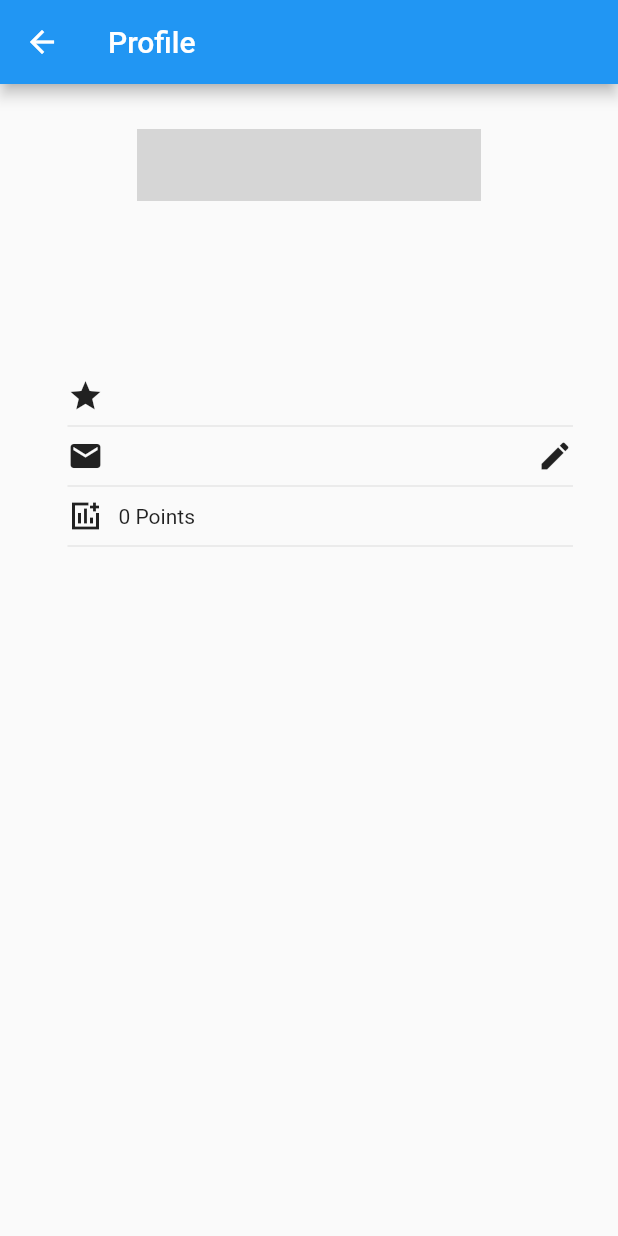
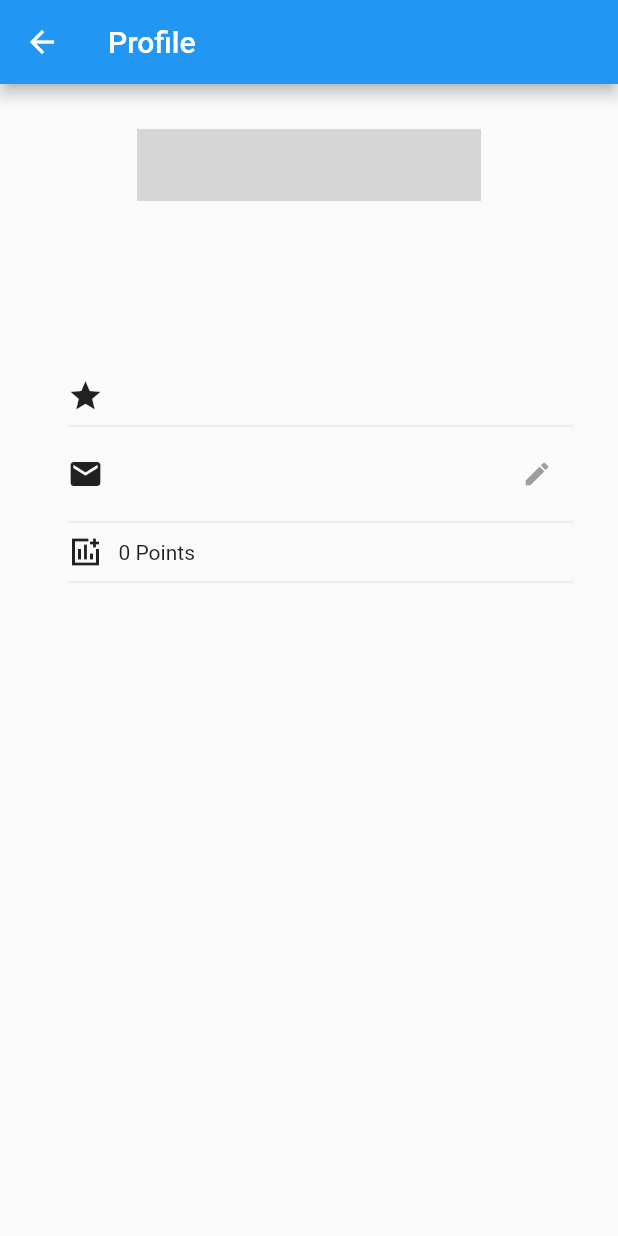
Before and after one commit to ialexies/bloc_firebase_auth_firestore_vgv, a Flutter app: the ProfilePage screen opened directly, on a phone screen of 412 x 824 dp. Run offline on Flutter 3.47's test engine with Material 2 defaults, Android fonts, the phone set to English and light mode, and no system bars; drawn by our look-alikes of extended_image; our stand-ins replace bloc, cloud_firestore, equatable, firebase_auth, firebase_core, flutter_bloc and 4 more; accounts and stored records are empty; network calls fail; grey boxes are pictures that could not be loaded.

Commit message:
added placeholder if profile properties are null

```diff
--- a/lib/app/modules/profile/profile_page.dart
+++ b/lib/app/modules/profile/profile_page.dart
@@ -100,7 +100,8 @@ class ProfilePageState extends State<ProfilePage> {
                   child: Column(
                     children: [
                       Text(
-                        toBeginningOfSentenceCase(state.user.name).toString(),
+                        toBeginningOfSentenceCase(state.user.firstName)
+                            .toString(),
                         style: TextStyle(
                           fontSize: 140.sp,
                         ),
@@ -144,20 +145,31 @@ class UserDataBuilder extends StatelessWidget {
         UserDataRowBuilder(
           state,
           Icons.star,
-          toBeginningOfSentenceCase(state.user.rank).toString(),
+          Text(toBeginningOfSentenceCase(state.user.rank).toString()),
         ),
         const Divider(),
         UserDataRowBuilder(
           state,
           Icons.mail,
-          toBeginningOfSentenceCase(state.user.email).toString(),
+          state.user.lastName == null
+              ? Text(
+                  'Last Name',
+                  style: TextStyle(
+                    color: Colors.grey.shade500,
+                    fontWeight: FontWeight.w300,
+                  ),
+                )
+              : Text(
+                  toBeginningOfSentenceCase(state.user.lastName)!,
+                ),
           editable: true,
         ),
         const Divider(),
         UserDataRowBuilder(
           state,
           Icons.add_chart_sharp,
-          '${toBeginningOfSentenceCase(state.user.point.toString())} Points',
+          Text(
+              '${toBeginningOfSentenceCase(state.user.point.toString())} Points'),
         ),
         const Divider(),
       ],
@@ -175,7 +187,7 @@ class UserDataRowBuilder extends StatelessWidget {
   });
   final ProfileState state;
   final IconData _name;
-  final String _val;
+  final Widget _val;
   final bool? editable;
   @override
   Widget build(BuildContext context) {
@@ -183,12 +195,19 @@ class UserDataRowBuilder extends StatelessWidget {
       children: [
         Icon(_name),
         const SizedBox(width: 10),
-        Text(_val),
+        _val,
         const Spacer(),
         if (editable == null)
           const SizedBox.shrink()
         else
-          const Icon(Icons.edit),
+          IconButton(
+            onPressed: () {},
+            icon: const Icon(
+              Icons.edit,
+              size: 20,
+              color: Colors.grey,
+            ),
+          ),
       ],
     );
   }
--- a/packages/authentication_repository/lib/src/models/user_model.dart
+++ b/packages/authentication_repository/lib/src/models/user_model.dart
@@ -4,15 +4,19 @@ import 'package:cloud_firestore/cloud_firestore.dart';
 
 class User {
   String id;
-  String name;
+  String firstName;
+  String? lastName;
   String email;
+  String? age;
   String profileImage;
   int point;
   String rank;
   User({
     required this.id,
-    required this.name,
+    required this.firstName,
+    this.lastName,
     required this.email,
+    this.age,
     required this.profileImage,
     required this.point,
     required this.rank,
@@ -24,11 +28,13 @@ class User {
 
     return User(
       id: userDoc.id,
-      name: userData!['name'] as String,
+      firstName: userData!['firstName'] as String,
+      lastName: userData['lastName'] as String?,
       email: userData['email'] as String,
+      age: userData['age'] as String?,
       profileImage: userData['profileImage'] as String,
       point: userData['point'] as int,
-      rank: userData['rank'] as String,
+      rank: userData['rank'].toString(),
     );
   }
 
@@ -36,8 +42,10 @@ class User {
   factory User.initialUser() {
     return User(
       id: '',
-      name: '',
+      firstName: '',
+      lastName: '',
       email: '',
+      age: '',
       profileImage: '',
       point: -1,
       rank: '',
```
Also changed, not shown: lib/app/modules/signup/signup_cubit.dart (+6 -2 lines), lib/app/modules/signup/signup_page.dart (+7 -5 lines), packages/authentication_repository/lib/src/authentication_repository.dart (+6 -2 lines).
